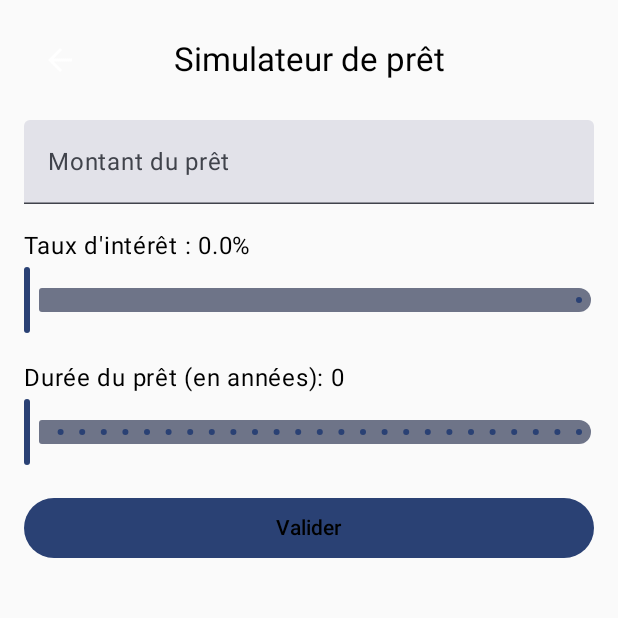
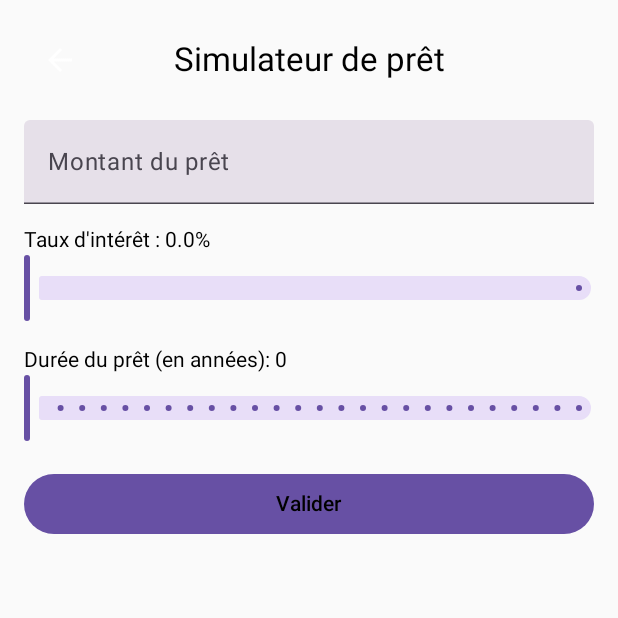
Before and after one commit to Lodenou/RealEstateManager, an Android app built with Jetpack Compose: the LoanCalculatorActivity screen opened directly, with no data from a screen before it, on a phone screen of 412 x 824 dp, the top half of it. Run offline under Robolectric (Android 15) with nearby library versions, the phone set to English and light mode, and no system bars.

Commit message:
remove Theme.kt

```diff
--- a/app/src/main/java/com/lodenou/realestatemanager/ui/activity/DetailActivity.kt
+++ b/app/src/main/java/com/lodenou/realestatemanager/ui/activity/DetailActivity.kt
@@ -47,7 +47,6 @@ import com.lodenou.realestatemanager.Utils.isInternetAvailable
 import com.lodenou.realestatemanager.data.model.ImageWithDescription
 import com.lodenou.realestatemanager.ui.components.detailactivitycomponents.PhotoCarousel
 import com.lodenou.realestatemanager.ui.components.detailactivitycomponents.RealEstateDetailScreen
-import com.lodenou.realestatemanager.ui.theme.RealEstateManagerTheme
 import com.lodenou.realestatemanager.ui.viewmodel.DetailViewModel
 import dagger.hilt.android.AndroidEntryPoint
 import java.net.URLEncoder
--- a/app/src/main/java/com/lodenou/realestatemanager/ui/activity/LoanCalculatorActivity.kt
+++ b/app/src/main/java/com/lodenou/realestatemanager/ui/activity/LoanCalculatorActivity.kt
@@ -39,7 +39,6 @@ import androidx.compose.ui.text.input.KeyboardType
 import androidx.compose.ui.text.style.TextAlign
 import androidx.compose.ui.unit.dp
 import com.lodenou.realestatemanager.ui.components.loancalculatoractivitycomponents.LoanCalculator
-import com.lodenou.realestatemanager.ui.theme.RealEstateManagerTheme
 import com.lodenou.realestatemanager.ui.viewmodel.LoanCalculatorViewModel
 import kotlin.math.pow
 
@@ -48,9 +47,9 @@ class LoanCalculatorActivity : ComponentActivity() {
         super.onCreate(savedInstanceState)
         val viewModel: LoanCalculatorViewModel by viewModels()
         setContent {
-            RealEstateManagerTheme {
+//            RealEstateManagerTheme {
                 LoanCalculator(viewModel)
-            }
+//            }
         }
     }
 }
--- a/app/src/main/java/com/lodenou/realestatemanager/ui/theme/Theme.kt
+++ b/app/src/main/java/com/lodenou/realestatemanager/ui/theme/Theme.kt
@@ -14,57 +14,57 @@ import androidx.compose.ui.graphics.toArgb
 import androidx.compose.ui.platform.LocalContext
 import androidx.compose.ui.platform.LocalView
 import androidx.core.view.WindowCompat
-
-private val DarkColorScheme = darkColorScheme(
-    primary = Purple80,
-    secondary = PurpleGrey80,
-    tertiary = Pink80
-)
-
-private val LightColorScheme = lightColorScheme(
-    primary = Purple40,
-    secondary = PurpleGrey40,
-    tertiary = Pink40
-
-    /* Other default colors to override
-    background = Color(0xFFFFFBFE),
-    surface = Color(0xFFFFFBFE),
-    onPrimary = Color.White,
-    onSecondary = Color.White,
-    onTertiary = Color.White,
-    onBackground = Color(0xFF1C1B1F),
-    onSurface = Color(0xFF1C1B1F),
-    */
-)
-
-@Composable
-fun RealEstateManagerTheme(
-    darkTheme: Boolean = isSystemInDarkTheme(),
-    // Dynamic color is available on Android 12+
-    dynamicColor: Boolean = true,
-    content: @Composable () -> Unit
-) {
-    val colorScheme = when {
-        dynamicColor && Build.VERSION.SDK_INT >= Build.VERSION_CODES.S -> {
-            val context = LocalContext.current
-            if (darkTheme) dynamicDarkColorScheme(context) else dynamicLightColorScheme(context)
-        }
-
-        darkTheme -> DarkColorScheme
-        else -> LightColorScheme
-    }
-    val view = LocalView.current
-    if (!view.isInEditMode) {
-        SideEffect {
-            val window = (view.context as Activity).window
-            window.statusBarColor = colorScheme.primary.toArgb()
-            WindowCompat.getInsetsController(window, view).isAppearanceLightStatusBars = darkTheme
-        }
-    }
-
-    MaterialTheme(
-        colorScheme = colorScheme,
-        typography = Typography,
-        content = content
-    )
-}
+//
+//private val DarkColorScheme = darkColorScheme(
+//    primary = Purple80,
+//    secondary = PurpleGrey80,
+//    tertiary = Pink80
+//)
+//
+//private val LightColorScheme = lightColorScheme(
+//    primary = Purple40,
+//    secondary = PurpleGrey40,
+//    tertiary = Pink40
+//
+//    /* Other default colors to override
+//    background = Color(0xFFFFFBFE),
+//    surface = Color(0xFFFFFBFE),
+//    onPrimary = Color.White,
+//    onSecondary = Color.White,
+//    onTertiary = Color.White,
+//    onBackground = Color(0xFF1C1B1F),
+//    onSurface = Color(0xFF1C1B1F),
+//    */
+//)
+//
+//@Composable
+//fun RealEstateManagerTheme(
+//    darkTheme: Boolean = isSystemInDarkTheme(),
+//    // Dynamic color is available on Android 12+
+//    dynamicColor: Boolean = true,
+//    content: @Composable () -> Unit
+//) {
+//    val colorScheme = when {
+//        dynamicColor && Build.VERSION.SDK_INT >= Build.VERSION_CODES.S -> {
+//            val context = LocalContext.current
+//            if (darkTheme) dynamicDarkColorScheme(context) else dynamicLightColorScheme(context)
+//        }
+//
+//        darkTheme -> DarkColorScheme
+//        else -> LightColorScheme
+//    }
+//    val view = LocalView.current
+//    if (!view.isInEditMode) {
+//        SideEffect {
+//            val window = (view.context as Activity).window
+//            window.statusBarColor = colorScheme.primary.toArgb()
+//            WindowCompat.getInsetsController(window, view).isAppearanceLightStatusBars = darkTheme
+//        }
+//    }
+//
+//    MaterialTheme(
+//        colorScheme = colorScheme,
+//        typography = Typography,
+//        content = content
+//    )
+//}
```
Also changed, not shown: app/src/main/java/com/lodenou/realestatemanager/ui/activity/RealEstateActivity.kt (+3 -63 lines).
